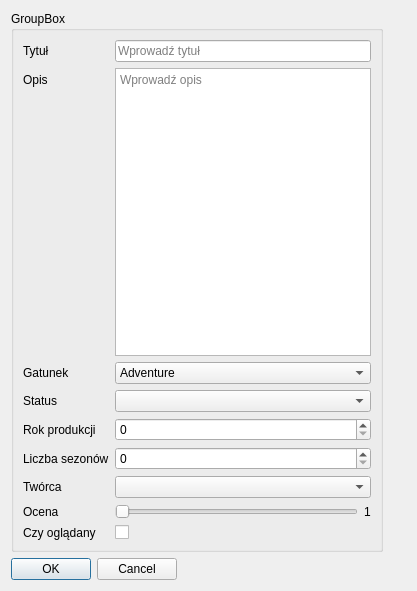
Before: the Qt Designer form FilmManager/modifyseriedialog.ui in Zachaly/Jipp_Projekt_ZS_NS, drawn with Qt 5.
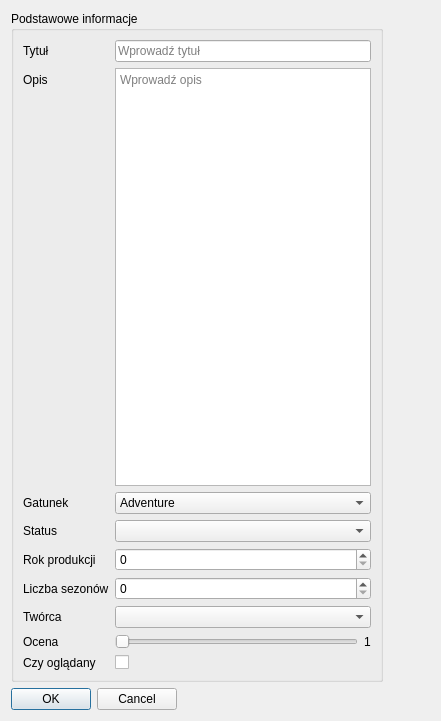
After: the same form once the commit is applied.

```diff
--- a/FilmManager/modifyseriedialog.ui
+++ b/FilmManager/modifyseriedialog.ui
@@ -6,8 +6,8 @@
    <rect>
     <x>0</x>
     <y>0</y>
-    <width>417</width>
-    <height>591</height>
+    <width>441</width>
+    <height>721</height>
    </rect>
   </property>
   <property name="windowTitle">
@@ -17,7 +17,7 @@
    <item row="0" column="0">
     <widget class="QGroupBox" name="groupBox">
      <property name="title">
-      <string>GroupBox</string>
+      <string>Podstawowe informacje</string>
      </property>
      <layout class="QFormLayout" name="formLayout_2">
       <item row="0" column="0">
@@ -188,6 +188,9 @@
    </item>
    <item row="1" column="0">
     <widget class="QDialogButtonBox" name="buttonBox">
+     <property name="layoutDirection">
+      <enum>Qt::LayoutDirection::LeftToRight</enum>
+     </property>
      <property name="orientation">
       <enum>Qt::Orientation::Horizontal</enum>
      </property>
```
